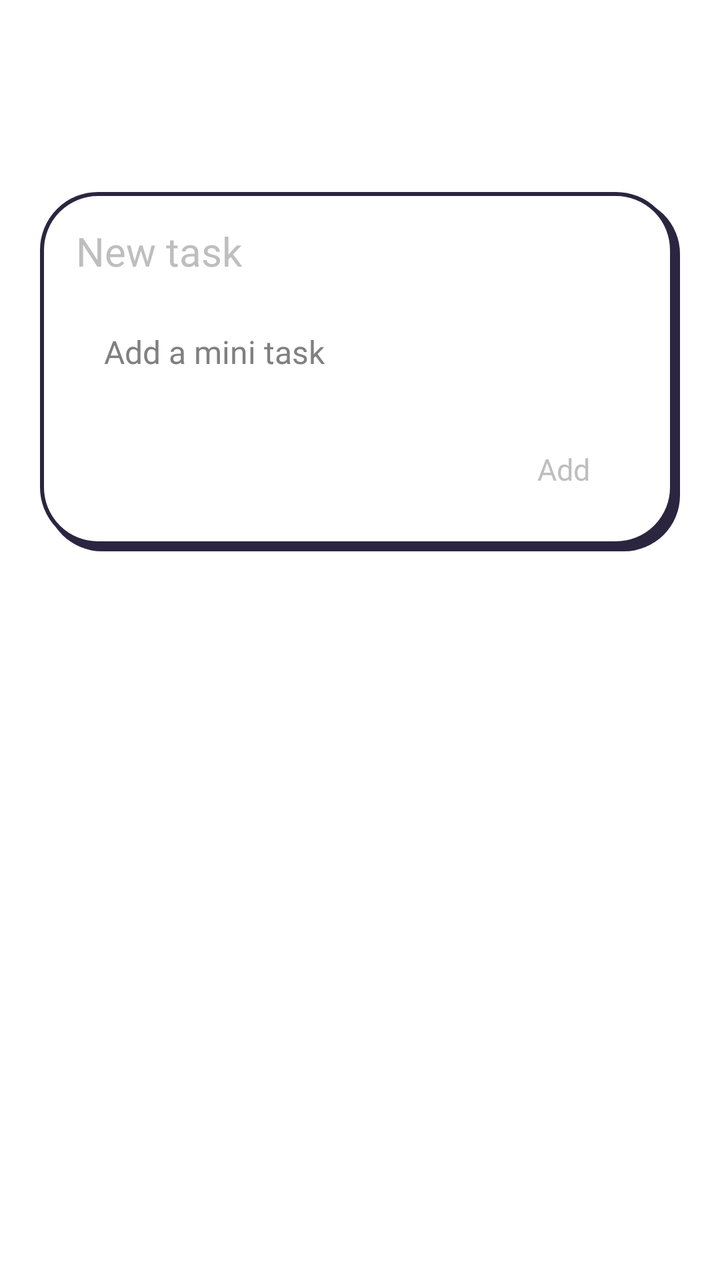
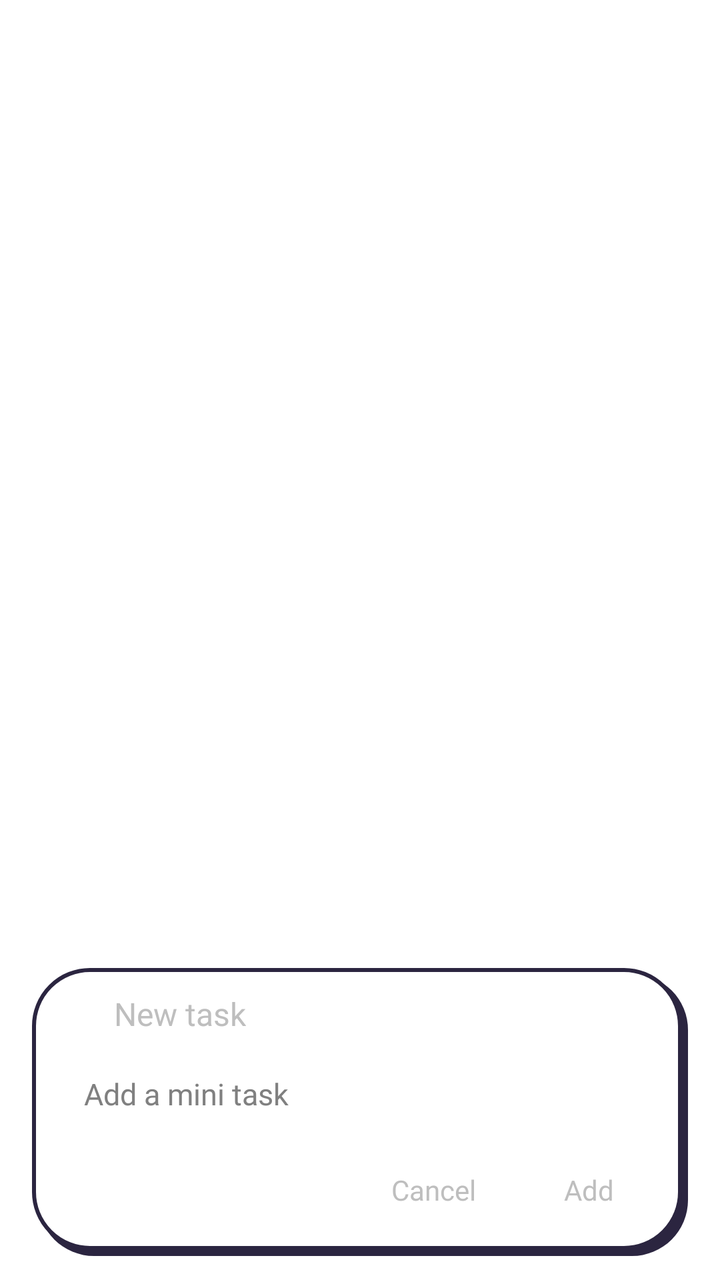

Screens rendered from an Android XML layout before and after an edit, with the pre-edit source and the edit as a unified diff.
<!-- AndroidManifest.xml: activity theme QuickyDialog -->
<!-- res/layout/quick_add.xml -->
<?xml version="1.0" encoding="utf-8"?>
<FrameLayout xmlns:android="http://schemas.android.com/apk/res/android"
    android:layout_width="match_parent"
    android:layout_height="match_parent"
    android:paddingStart="20dp"
    android:paddingTop="96dp"
    android:paddingEnd="20dp">
    <LinearLayout
        android:id="@+id/qa_root"
        android:layout_width="match_parent"
        android:layout_height="wrap_content"
        android:layout_gravity="top"
        android:background="@drawable/w_card_q_light"
        android:orientation="vertical"
        android:paddingStart="18dp"
        android:paddingTop="16dp"
        android:paddingEnd="21dp"
        android:paddingBottom="19dp">
        <TextView android:id="@+id/qa_title" style="@style/WTitle" android:layout_width="wrap_content" android:layout_height="wrap_content" android:text="New task" android:textSize="20sp" />
        <EditText
            android:id="@+id/qa_text"
            style="@style/WBody"
            android:layout_width="match_parent"
            android:layout_height="wrap_content"
            android:layout_marginTop="12dp"
            android:background="@drawable/w_field"
            android:hint="Add a mini task"
            android:imeOptions="actionDone"
            android:inputType="textCapSentences"
            android:maxLength="500"
            android:padding="14dp"
            android:textSize="16sp" />
        <TextView
            android:id="@+id/qa_add"
            style="@style/WBody"
            android:layout_width="wrap_content"
            android:layout_height="44dp"
            android:layout_gravity="end"
            android:layout_marginTop="12dp"
            android:background="@drawable/w_round"
            android:gravity="center"
            android:paddingStart="24dp"
            android:paddingEnd="24dp"
            android:text="Add"
            android:textSize="15sp" />
    </LinearLayout>
</FrameLayout>
<!-- resources referenced by this layout -->
<resources>
  <!-- drawable w_card_q_light (drawable) -->
  <?xml version="1.0" encoding="utf-8"?>
  <layer-list xmlns:android="http://schemas.android.com/apk/res/android">
      <item android:left="3dp" android:top="3dp">
          <shape android:shape="rectangle"><solid android:color="#FF2B2540" /><corners android:radius="@dimen/w_radius" /></shape>
      </item>
      <item android:right="3dp" android:bottom="3dp">
          <shape android:shape="rectangle"><solid android:color="#FFFFFFFF" /><stroke android:width="2dp" android:color="#FF2B2540" /><corners android:radius="@dimen/w_radius" /></shape>
      </item>
  </layer-list>
  <!-- drawable w_field (drawable) -->
  <?xml version="1.0" encoding="utf-8"?>
  <shape xmlns:android="http://schemas.android.com/apk/res/android" android:shape="rectangle">
      <solid android:color="#FFFFFFFF" />
      <corners android:radius="14dp" />
  </shape>
  <!-- drawable w_round (drawable) -->
  <?xml version="1.0" encoding="utf-8"?>
  <shape xmlns:android="http://schemas.android.com/apk/res/android" android:shape="rectangle">
      <solid android:color="#FFFFFFFF" />
      <corners android:radius="999dp" />
  </shape>
  <style name="WBody"><item name="android:fontFamily">sans-serif-medium</item></style>
  <style name="WTitle"><item name="android:fontFamily">sans-serif-medium</item></style>
  <style name="QuickyDialog" parent="@android:style/Theme.Translucent.NoTitleBar">
          <item name="android:windowIsFloating">false</item>
          <item name="android:backgroundDimEnabled">true</item>
          <item name="android:backgroundDimAmount">0.35</item>
      </style>
  <dimen name="w_radius">20dp</dimen>
</resources>

<!-- the commit's change to res/layout/quick_add.xml (unified diff, before → after) -->
@@ -1,47 +1,67 @@
 <?xml version="1.0" encoding="utf-8"?>
 <FrameLayout xmlns:android="http://schemas.android.com/apk/res/android"
+    android:id="@+id/qa_outside"
     android:layout_width="match_parent"
     android:layout_height="match_parent"
-    android:paddingStart="20dp"
-    android:paddingTop="96dp"
-    android:paddingEnd="20dp">
+    android:paddingStart="16dp"
+    android:paddingEnd="16dp"
+    android:paddingBottom="12dp">
     <LinearLayout
         android:id="@+id/qa_root"
         android:layout_width="match_parent"
         android:layout_height="wrap_content"
-        android:layout_gravity="top"
+        android:layout_gravity="bottom"
         android:background="@drawable/w_card_q_light"
+        android:clickable="true"
         android:orientation="vertical"
-        android:paddingStart="18dp"
-        android:paddingTop="16dp"
-        android:paddingEnd="21dp"
-        android:paddingBottom="19dp">
-        <TextView android:id="@+id/qa_title" style="@style/WTitle" android:layout_width="wrap_content" android:layout_height="wrap_content" android:text="New task" android:textSize="20sp" />
+        android:paddingStart="14dp"
+        android:paddingTop="12dp"
+        android:paddingEnd="17dp"
+        android:paddingBottom="15dp">
+        <LinearLayout android:layout_width="match_parent" android:layout_height="wrap_content" android:gravity="center_vertical" android:orientation="horizontal">
+            <ImageView android:id="@+id/qa_logo" android:layout_width="20dp" android:layout_height="20dp" android:src="@drawable/ic_quicky" android:contentDescription="@null" />
+            <TextView android:id="@+id/qa_title" style="@style/WTitle" android:layout_width="wrap_content" android:layout_height="wrap_content" android:layout_marginStart="7dp" android:text="New task" android:textSize="16sp" />
+        </LinearLayout>
         <EditText
             android:id="@+id/qa_text"
             style="@style/WBody"
             android:layout_width="match_parent"
             android:layout_height="wrap_content"
-            android:layout_marginTop="12dp"
+            android:layout_marginTop="9dp"
             android:background="@drawable/w_field"
             android:hint="Add a mini task"
             android:imeOptions="actionDone"
             android:inputType="textCapSentences"
             android:maxLength="500"
-            android:padding="14dp"
-            android:textSize="16sp" />
-        <TextView
-            android:id="@+id/qa_add"
-            style="@style/WBody"
-            android:layout_width="wrap_content"
-            android:layout_height="44dp"
-            android:layout_gravity="end"
-            android:layout_marginTop="12dp"
-            android:background="@drawable/w_round"
-            android:gravity="center"
-            android:paddingStart="24dp"
-            android:paddingEnd="24dp"
-            android:text="Add"
+            android:paddingStart="12dp"
+            android:paddingTop="10dp"
+            android:paddingEnd="12dp"
+            android:paddingBottom="10dp"
             android:textSize="15sp" />
+        <LinearLayout android:layout_width="wrap_content" android:layout_height="wrap_content" android:layout_gravity="end" android:layout_marginTop="10dp" android:orientation="horizontal">
+            <TextView
+                android:id="@+id/qa_cancel"
+                style="@style/WBody"
+                android:layout_width="wrap_content"
+                android:layout_height="36dp"
+                android:background="@drawable/w_round"
+                android:gravity="center"
+                android:paddingStart="16dp"
+                android:paddingEnd="16dp"
+                android:text="Cancel"
+                android:textSize="14sp" />
+            <TextView
+                android:id="@+id/qa_add"
+                style="@style/WBody"
+                android:layout_width="wrap_content"
+                android:layout_height="36dp"
+                android:layout_marginStart="8dp"
+                android:background="@drawable/w_round"
+                android:gravity="center"
+                android:paddingStart="20dp"
+                android:paddingEnd="20dp"
+                android:text="Add"
+                android:textSize="14sp" />
+        </LinearLayout>
     </LinearLayout>
 </FrameLayout>
<!-- resource entries referenced after the edit -->
@@ -1,5 +1,10 @@
 <!-- resources referenced by this layout -->
 <resources>
+  <!-- drawable ic_quicky (drawable) -->
+  <?xml version="1.0" encoding="utf-8"?>
+  <vector xmlns:android="http://schemas.android.com/apk/res/android" android:width="42dp" android:height="38dp" android:viewportWidth="42" android:viewportHeight="38">
+      <path android:fillColor="#FFFFFFFF" android:fillType="evenOdd" android:pathData="M20,1C31,1 39,9 39,20c0,9 -6,15 -19,15S1,29 1,20C1,9 9,1 20,1zM12,15a2,2 0,0 1,4 0v3a2,2 0,0 1,-4 0zM24,15a2,2 0,0 1,4 0v3a2,2 0,0 1,-4 0z" />
+  </vector>
   <!-- drawable w_card_q_light (drawable) -->
   <?xml version="1.0" encoding="utf-8"?>
   <layer-list xmlns:android="http://schemas.android.com/apk/res/android">
